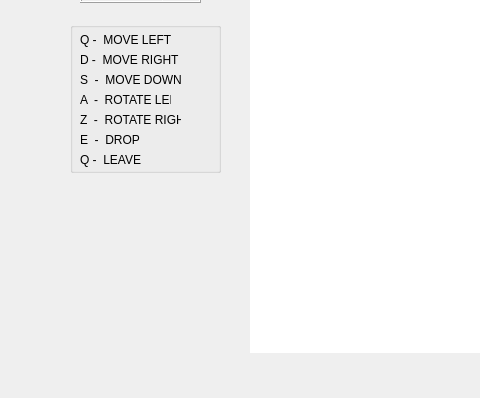
Above: ConsoleProject/TetrisGameProject/src/view/gui/mainwindow.ui from ismailnayma/tetris before the change; both pictures show x 0 to 480 and y 268 to 666 of the 812 by 666 pixel window. Below: the same form after it.
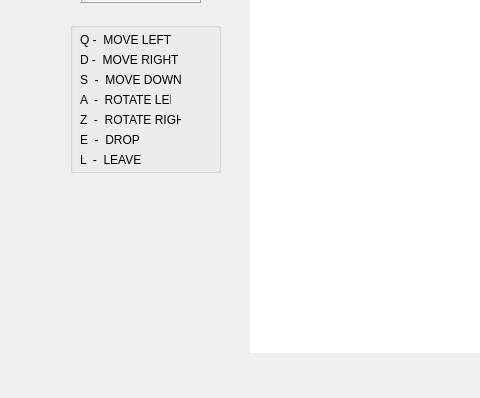
That is the form after the change.

```diff
--- a/ConsoleProject/TetrisGameProject/src/view/gui/mainwindow.ui
+++ b/ConsoleProject/TetrisGameProject/src/view/gui/mainwindow.ui
@@ -261,7 +261,7 @@
       </rect>
      </property>
      <property name="text">
-      <string>Q -  LEAVE</string>
+      <string>L  -  LEAVE</string>
      </property>
     </widget>
    </widget>
```
Left out of the diff: 2 changed lines with no effect on the pictures.
